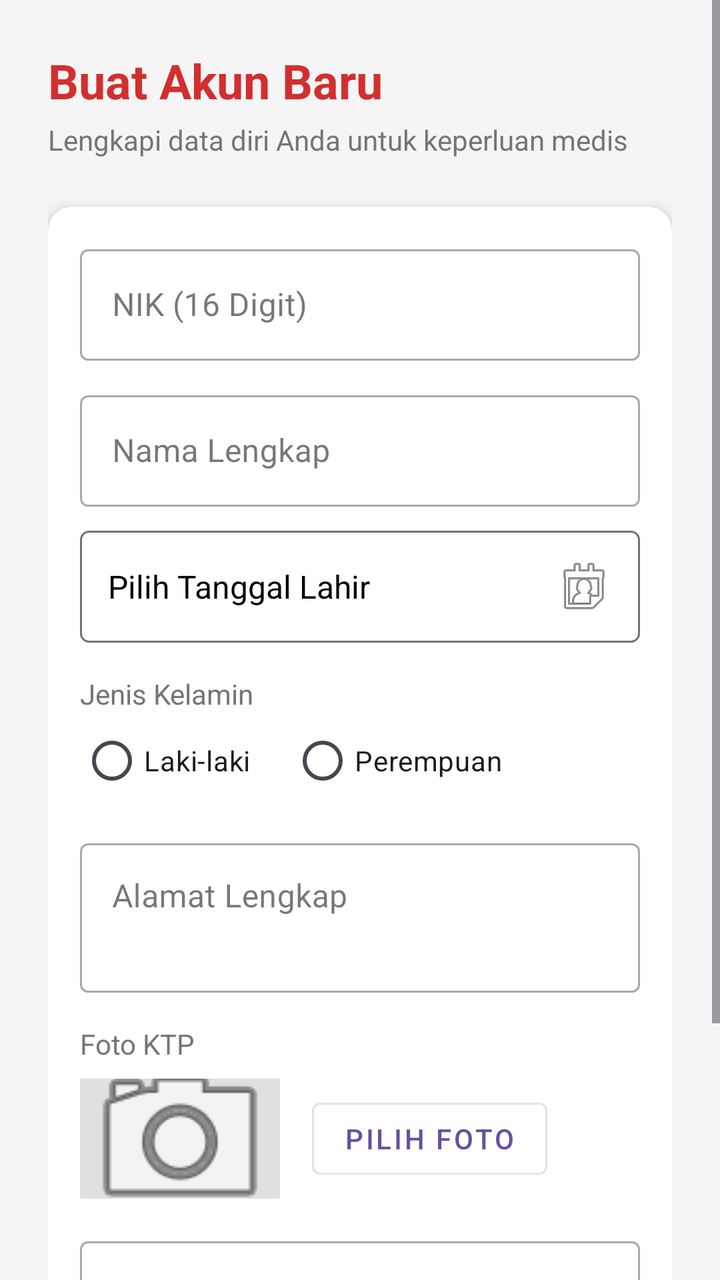
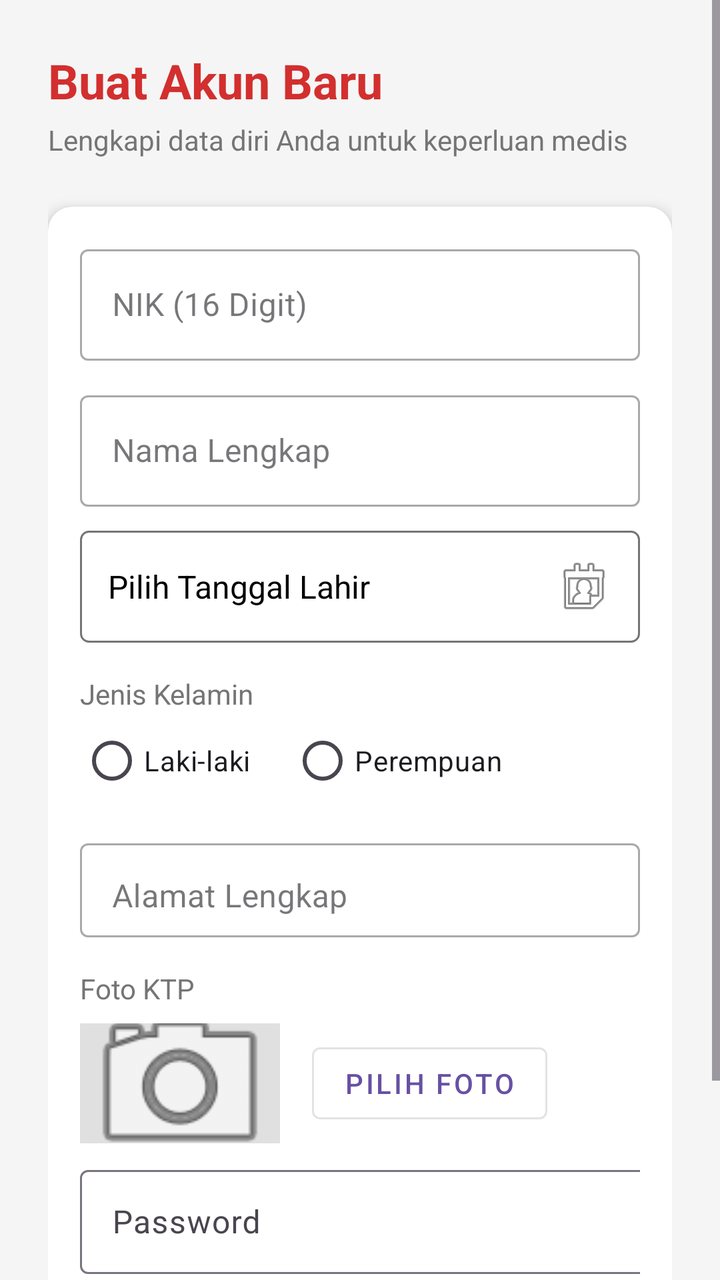

Screens rendered from an Android XML layout before and after an edit, with the pre-edit source and the edit as a unified diff.
<!-- AndroidManifest.xml: application theme Theme.PatientApp -->
<!-- res/layout/activity_register.xml -->
<?xml version="1.0" encoding="utf-8"?>
<ScrollView xmlns:android="http://schemas.android.com/apk/res/android"
    xmlns:app="http://schemas.android.com/apk/res-auto"
    android:layout_width="match_parent"
    android:layout_height="match_parent"
    xmlns:tools="http://schemas.android.com/tools"
    android:background="#F5F5F5"
    android:id="@+id/main"
    tools:context=".RegisterActivity">

    <LinearLayout
        android:layout_width="match_parent"
        android:layout_height="wrap_content"
        android:orientation="vertical"
        android:padding="24dp">

        <TextView
            android:layout_width="wrap_content"
            android:layout_height="wrap_content"
            android:text="Buat Akun Baru"
            android:textSize="24sp"
            android:textStyle="bold"
            android:textColor="#D32F2F"
            android:layout_marginBottom="4dp"/>

        <TextView
            android:layout_width="wrap_content"
            android:layout_height="wrap_content"
            android:text="Lengkapi data diri Anda untuk keperluan medis"
            android:textColor="#757575"
            android:layout_marginBottom="24dp"/>

        <androidx.cardview.widget.CardView
            android:layout_width="match_parent"
            android:layout_height="wrap_content"
            app:cardCornerRadius="12dp"
            app:cardElevation="4dp"
            android:backgroundTint="#FFFFFF">

            <LinearLayout
                android:layout_width="match_parent"
                android:layout_height="wrap_content"
                android:orientation="vertical"
                android:padding="16dp">

                <com.google.android.material.textfield.TextInputLayout
                    android:layout_width="match_parent"
                    android:layout_height="wrap_content"
                    android:hint="NIK (16 Digit)"
                    style="@style/Widget.MaterialComponents.TextInputLayout.OutlinedBox">
                    <com.google.android.material.textfield.TextInputEditText
                        android:id="@+id/etNikReg"
                        android:layout_width="match_parent"
                        android:layout_height="wrap_content"
                        android:inputType="number"
                        android:maxLength="16"/>
                </com.google.android.material.textfield.TextInputLayout>

                <com.google.android.material.textfield.TextInputLayout
                    android:layout_width="match_parent"
                    android:layout_height="wrap_content"
                    android:layout_marginTop="12dp"
                    android:hint="Nama Lengkap"
                    style="@style/Widget.MaterialComponents.TextInputLayout.OutlinedBox">
                    <com.google.android.material.textfield.TextInputEditText
                        android:id="@+id/etNamaReg"
                        android:layout_width="match_parent"
                        android:layout_height="wrap_content"
                        android:inputType="textPersonName|textCapWords"/>
                </com.google.android.material.textfield.TextInputLayout>

                <TextView
                    android:id="@+id/tvTglLahir"
                    android:layout_width="match_parent"
                    android:layout_height="56dp"
                    android:layout_marginTop="12dp"
                    android:background="@drawable/bg_border_input"
                    android:paddingStart="14dp"
                    android:gravity="center_vertical"
                    android:text="Pilih Tanggal Lahir"
                    android:textSize="16sp"
                    android:textColor="#000000"
                    android:drawableEnd="@android:drawable/ic_menu_my_calendar"
                    android:paddingEnd="12dp"/>

                <TextView
                    android:layout_width="wrap_content"
                    android:layout_height="wrap_content"
                    android:text="Jenis Kelamin"
                    android:layout_marginTop="16dp"
                    android:textColor="#757575"/>

                <RadioGroup
                    android:id="@+id/rgJk"
                    android:layout_width="match_parent"
                    android:layout_height="wrap_content"
                    android:orientation="horizontal">

                    <RadioButton
                        android:id="@+id/rbLaki"
                        android:layout_width="wrap_content"
                        android:layout_height="wrap_content"
                        android:text="Laki-laki"
                        android:layout_marginEnd="20dp"/>

                    <RadioButton
                        android:id="@+id/rbPerempuan"
                        android:layout_width="wrap_content"
                        android:layout_height="wrap_content"
                        android:text="Perempuan"/>
                </RadioGroup>

                <com.google.android.material.textfield.TextInputLayout
                    android:layout_width="match_parent"
                    android:layout_height="wrap_content"
                    android:layout_marginTop="12dp"
                    android:hint="Alamat Lengkap"
                    style="@style/Widget.MaterialComponents.TextInputLayout.OutlinedBox">
                    <com.google.android.material.textfield.TextInputEditText
                        android:id="@+id/etAlamatReg"
                        android:layout_width="match_parent"
                        android:layout_height="wrap_content"
                        android:inputType="textMultiLine"
                        android:minLines="2"
                        android:gravity="top"/>
                </com.google.android.material.textfield.TextInputLayout>

                <TextView
                    android:layout_width="wrap_content"
                    android:layout_height="wrap_content"
                    android:text="Foto KTP"
                    android:layout_marginTop="16dp"
                    android:textColor="#757575"/>

                <LinearLayout
                    android:layout_width="match_parent"
                    android:layout_height="wrap_content"
                    android:orientation="horizontal"
                    android:gravity="center_vertical"
                    android:layout_marginTop="8dp">

                    <ImageView
                        android:id="@+id/imgKtp"
                        android:layout_width="100dp"
                        android:layout_height="60dp"
                        android:src="@android:drawable/ic_menu_camera"
                        android:scaleType="centerCrop"
                        android:background="#E0E0E0"/>

                    <Button
                        android:id="@+id/btnPilihKtp"
                        android:layout_width="wrap_content"
                        android:layout_height="wrap_content"
                        android:text="Pilih Foto"
                        android:layout_marginStart="16dp"
                        style="@style/Widget.MaterialComponents.Button.OutlinedButton"/>
                </LinearLayout>

                <com.google.android.material.textfield.TextInputLayout
                    android:layout_width="match_parent"
                    android:layout_height="wrap_content"
                    android:layout_marginTop="16dp"
                    android:hint="Password Baru"
                    app:passwordToggleEnabled="true"
                    style="@style/Widget.MaterialComponents.TextInputLayout.OutlinedBox">
                    <com.google.android.material.textfield.TextInputEditText
                        android:id="@+id/etPassReg"
                        android:layout_width="match_parent"
                        android:layout_height="wrap_content"
                        android:inputType="textPassword"/>
                </com.google.android.material.textfield.TextInputLayout>

            </LinearLayout>
        </androidx.cardview.widget.CardView>

        <com.google.android.material.button.MaterialButton
            android:id="@+id/btnRegister"
            android:layout_width="match_parent"
            android:layout_height="60dp"
            android:layout_marginTop="24dp"
            android:text="DAFTAR SEKARANG"
            android:textSize="16sp"
            android:textStyle="bold"
            android:backgroundTint="#D32F2F"
            app:cornerRadius="8dp"/>

    </LinearLayout>
</ScrollView>
<!-- resources referenced by this layout -->
<resources>
  <!-- drawable bg_border_input (drawable) -->
  <?xml version="1.0" encoding="utf-8"?>
  <shape xmlns:android="http://schemas.android.com/apk/res/android">
      <solid android:color="#FFFFFF"/>
      <stroke android:width="1dp" android:color="#757575"/>
      <corners android:radius="4dp"/>
  </shape>
  <style name="Theme.PatientApp" parent="Base.Theme.PatientApp" />
  <style name="Base.Theme.PatientApp" parent="Theme.Material3.DayNight.NoActionBar">
          
          
      </style>
</resources>

<!-- the commit's change to res/layout/activity_register.xml (unified diff, before → after) -->
@@ -116,13 +116,14 @@
                     android:layout_marginTop="12dp"
                     android:hint="Alamat Lengkap"
                     style="@style/Widget.MaterialComponents.TextInputLayout.OutlinedBox">
+
                     <com.google.android.material.textfield.TextInputEditText
                         android:id="@+id/etAlamatReg"
                         android:layout_width="match_parent"
-                        android:layout_height="wrap_content"
+                        android:layout_height="47dp"
+                        android:gravity="top"
                         android:inputType="textMultiLine"
-                        android:minLines="2"
-                        android:gravity="top"/>
+                        android:minLines="2" />
                 </com.google.android.material.textfield.TextInputLayout>
 
                 <TextView
@@ -159,17 +160,15 @@
                 <com.google.android.material.textfield.TextInputLayout
                     android:layout_width="match_parent"
                     android:layout_height="wrap_content"
-                    android:layout_marginTop="16dp"
-                    android:hint="Password Baru"
-                    app:passwordToggleEnabled="true"
-                    style="@style/Widget.MaterialComponents.TextInputLayout.OutlinedBox">
+                    android:hint="Password"
+                    android:layout_marginTop="8dp">
+
                     <com.google.android.material.textfield.TextInputEditText
-                        android:id="@+id/etPassReg"
-                        android:layout_width="match_parent"
-                        android:layout_height="wrap_content"
-                        android:inputType="textPassword"/>
+                        android:id="@+id/etPasswordReg"
+                        android:layout_width="320dp"
+                        android:layout_height="52dp"
+                        android:inputType="textPassword" />
                 </com.google.android.material.textfield.TextInputLayout>
-
             </LinearLayout>
         </androidx.cardview.widget.CardView>
 
@@ -177,7 +176,7 @@
             android:id="@+id/btnRegister"
             android:layout_width="match_parent"
             android:layout_height="60dp"
-            android:layout_marginTop="24dp"
+            android:layout_marginTop="21dp"
             android:text="DAFTAR SEKARANG"
             android:textSize="16sp"
             android:textStyle="bold"
